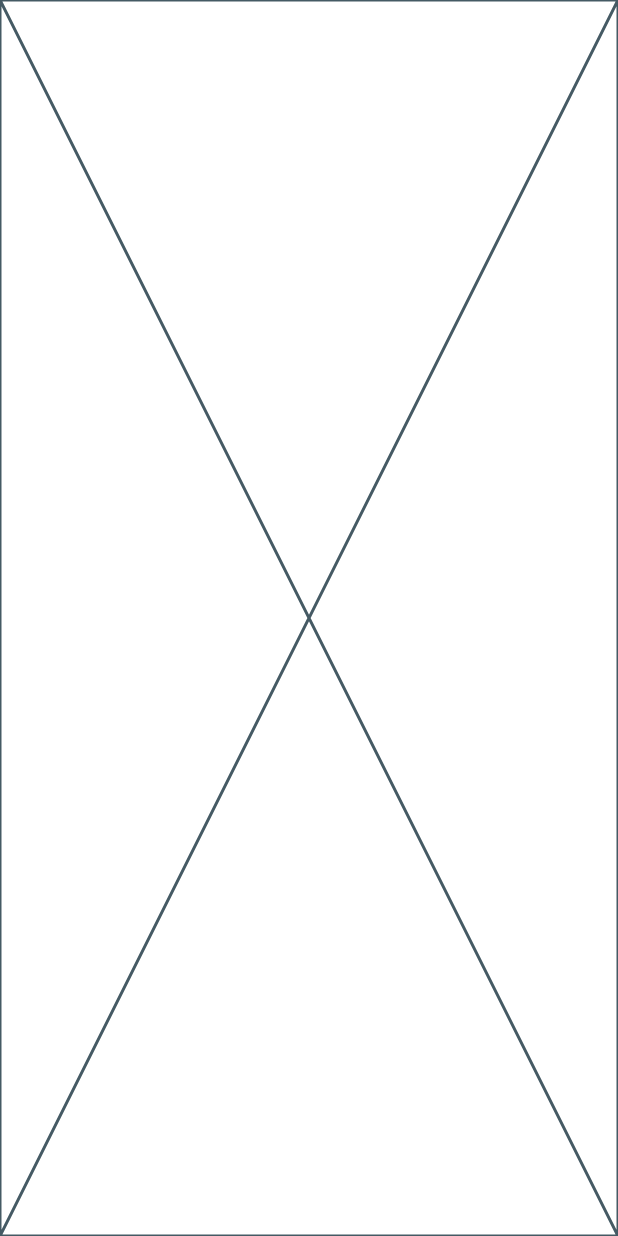
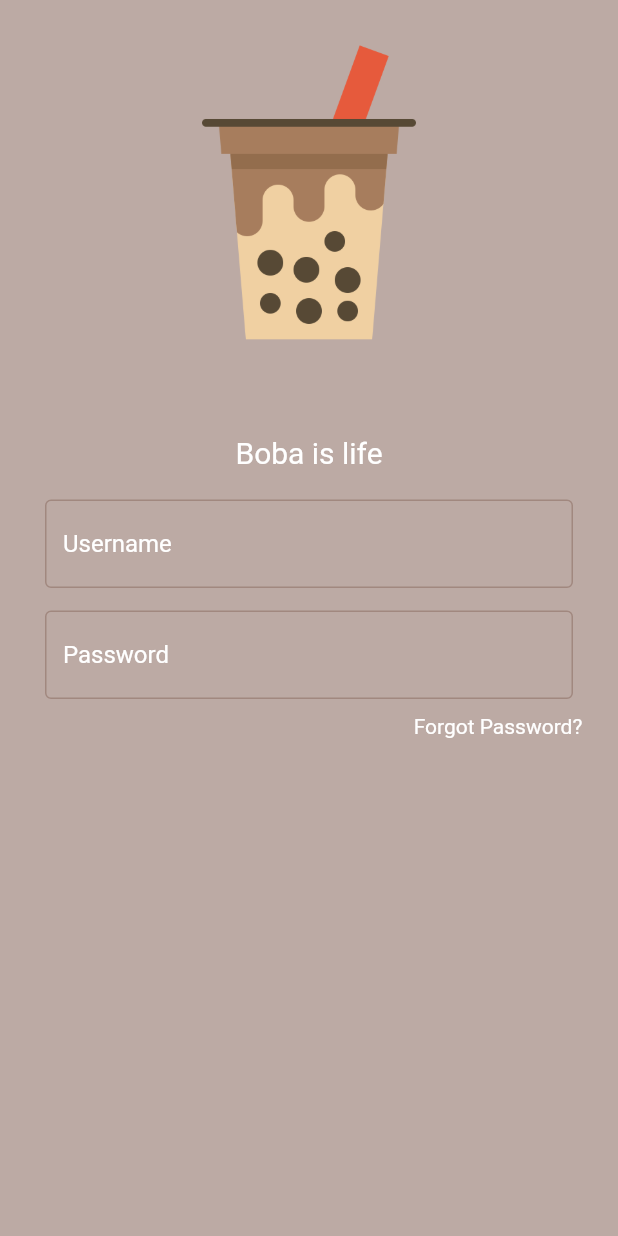
Before and after one commit to princebioh/Bubble-Tea-Flutter-App, a Flutter app: the screen it shows after launch, on a phone screen of 412 x 824 dp. Run offline on Flutter 3.47's test engine with Material 2 defaults, Android fonts, the light colour scheme and no system bars.

Commit message:
TextFields Added in Login Screen

```diff
--- a/lib/main.dart
+++ b/lib/main.dart
@@ -1,4 +1,5 @@
 import 'package:bubble_tea_ui/pages/sign_in_page.dart';
+import 'package:bubble_tea_ui/themes/themes.dart';
 import 'package:flutter/material.dart';
 
 void main() {
@@ -10,8 +11,9 @@ class MyApp extends StatelessWidget {
 
   @override
   Widget build(BuildContext context) {
-    return const MaterialApp(
-      home: SignInPage(),
+    return MaterialApp(
+      home: const SignInPage(),
+      theme: lightTheme,
     );
   }
 }
--- a/lib/pages/sign_in_page.dart
+++ b/lib/pages/sign_in_page.dart
@@ -1,10 +1,80 @@
 import 'package:flutter/material.dart';
 
-class SignInPage extends StatelessWidget {
+import '../widgets/login_filed.dart';
+
+class SignInPage extends StatefulWidget {
   const SignInPage({super.key});
 
   @override
+  State<SignInPage> createState() => _SignInPageState();
+}
+
+class _SignInPageState extends State<SignInPage> {
+  final TextEditingController _usernameController = TextEditingController();
+  final TextEditingController _passwordController = TextEditingController();
+
+  @override
   Widget build(BuildContext context) {
-    return const Placeholder();
+    return Scaffold(
+        body: SafeArea(
+      child: SingleChildScrollView(
+        child: Center(
+          child: Column(
+            children: [
+              // Logo Icon
+              Padding(
+                padding: const EdgeInsets.only(top: 20, bottom: 50),
+                child: Image.asset(
+                  "assets/images/bubble-tea.png",
+                  width: 220,
+                ),
+              ),
+
+              // Static Text
+              const Padding(
+                padding: EdgeInsets.only(
+                  bottom: 20,
+                ),
+                child: Text(
+                  "Boba is life",
+                  style: TextStyle(fontSize: 20, color: Colors.white),
+                ),
+              ),
+
+              // Username Text Field
+              LoginInputField(
+                controller: _usernameController,
+                hintText: "Username",
+                hideText: false,
+              ),
+
+              const SizedBox(
+                height: 15,
+              ),
+
+              // Password Text Field
+              LoginInputField(
+                controller: _passwordController,
+                hintText: "Password",
+                hideText: true,
+              ),
+
+              // Forgot Password
+              Padding(
+                padding: const EdgeInsets.only(left: 252, top: 10),
+                child: InkWell(
+                  onTap: () {},
+                  child: const Text(
+                    "Forgot Password?",
+                    style: TextStyle(color: Colors.white),
+                  ),
+                ),
+              ),
+
+            ],
+          ),
+        ),
+      ),
+    ));
   }
 }
--- /dev/null
+++ b/lib/themes/themes.dart
@@ -0,0 +1,5 @@
+import 'package:flutter/material.dart';
+
+final ThemeData lightTheme = ThemeData(
+    primaryColor: Colors.brown[400],
+    scaffoldBackgroundColor: Colors.brown.shade200);
--- /dev/null
+++ b/lib/widgets/login_filed.dart
@@ -0,0 +1,42 @@
+import 'package:flutter/material.dart';
+
+class LoginInputField extends StatelessWidget {
+  const LoginInputField({
+    super.key,
+    required TextEditingController controller,
+    required String hintText,
+    required bool hideText,
+  })  : _hideText = hideText,
+        _controller = controller,
+        _hintText = hintText;
+
+  final String _hintText;
+  final TextEditingController _controller;
+  final bool _hideText;
+  @override
+  Widget build(BuildContext context) {
+    return Padding(
+      padding: const EdgeInsets.symmetric(horizontal: 30),
+      child: TextField(
+        controller: _controller,
+        obscureText: _hideText,
+        decoration: InputDecoration(
+          hintText: _hintText,
+          hintStyle: const TextStyle(color: Colors.white),
+          border: const OutlineInputBorder(),
+          enabledBorder: OutlineInputBorder(
+            borderSide: BorderSide(
+              color: Colors.brown.shade300,
+            ),
+          ),
+          focusedBorder: const OutlineInputBorder(
+            borderSide: BorderSide(
+              color: Colors.white,
+              width: 2,
+            ),
+          ),
+        ),
+      ),
+    );
+  }
+}
--- a/pubspec.yaml
+++ b/pubspec.yaml
@@ -59,9 +59,9 @@ flutter:
   uses-material-design: true
 
   # To add assets to your application, add an assets section, like this:
-  # assets:
-  #   - images/a_dot_burr.jpeg
-  #   - images/a_dot_ham.jpeg
+  assets:
+    - assets/images/
+
 
   # An image asset can refer to one or more resolution-specific "variants", see
   # https://flutter.dev/assets-and-images/#resolution-aware
```
Also changed, not shown: assets/images/bubble-tea.png (added).
